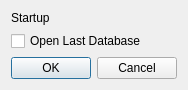
Old version of the form settingsdialog.ui in the repository Sucalakafufu/infomaniac.
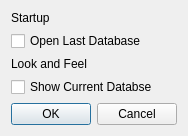
New version of the form.

Commit message: export dialog; bug fixes

Patch:
```diff
--- a/settingsdialog.ui
+++ b/settingsdialog.ui
@@ -7,7 +7,7 @@
     <x>0</x>
     <y>0</y>
     <width>174</width>
-    <height>83</height>
+    <height>125</height>
    </rect>
   </property>
   <property name="windowTitle">
@@ -29,7 +29,21 @@
     </widget>
    </item>
    <item>
-    <widget class="QDialogButtonBox" name="SettingsDialogbuttonBox">
+    <widget class="QLabel" name="LookAndFeelLabel">
+     <property name="text">
+      <string>Look and Feel</string>
+     </property>
+    </widget>
+   </item>
+   <item>
+    <widget class="QCheckBox" name="ShowCurrentDBcheckBox">
+     <property name="text">
+      <string>Show Current Databse</string>
+     </property>
+    </widget>
+   </item>
+   <item>
+    <widget class="QDialogButtonBox" name="SettingsDialogButtonBox">
      <property name="standardButtons">
       <set>QDialogButtonBox::Cancel|QDialogButtonBox::Ok</set>
      </property>
```
Left out of the diff: 2 changed lines with no effect on the pictures. The commit also changes 19 other files.
